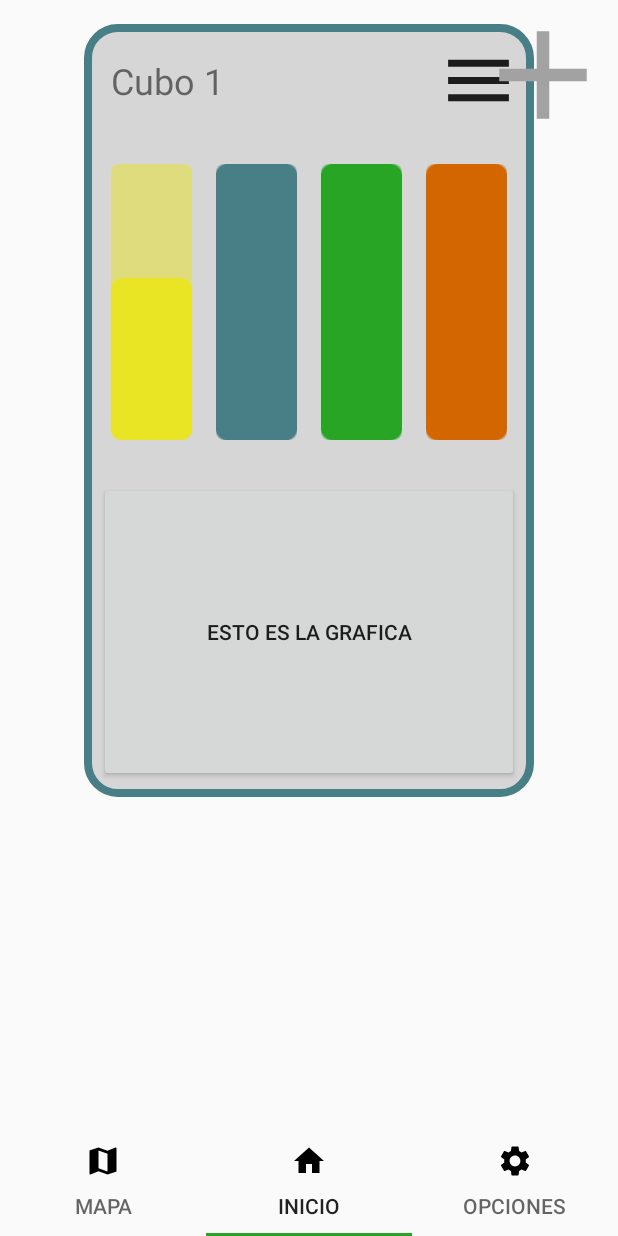
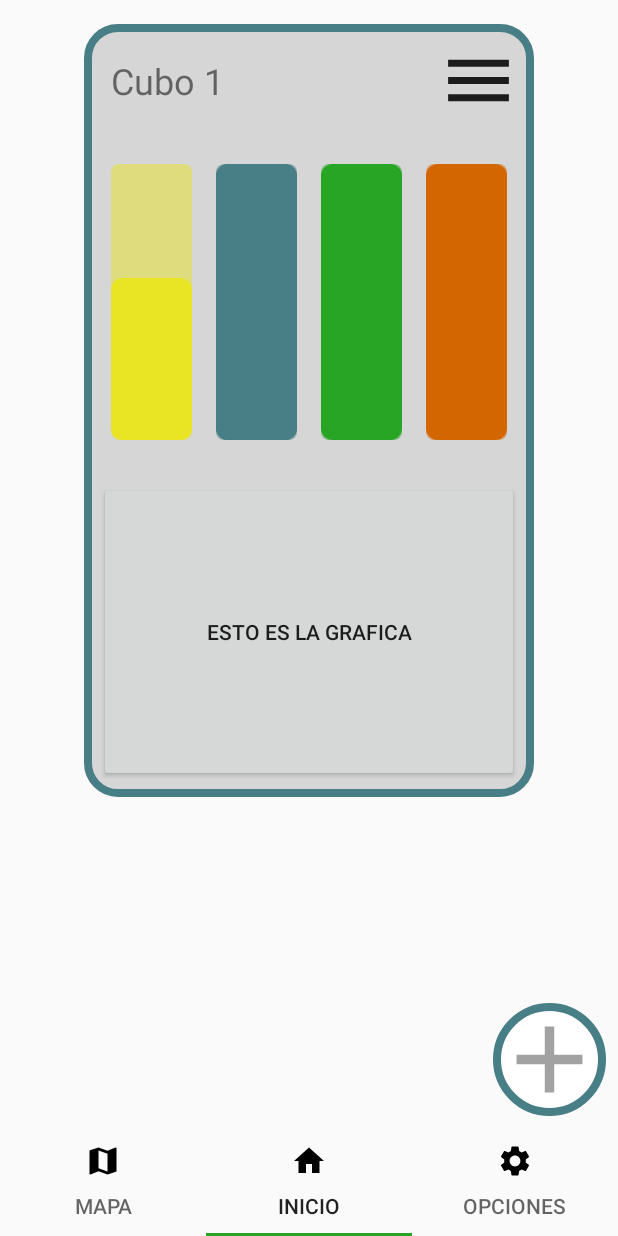
Before and after one commit to LuisLasbelin/e-contenedores, an Android app: the screen it shows after launch once a user with an empty profile is signed in (MainActivity), on a phone screen of 412 x 824 dp. Run offline under Robolectric (Android 15) with nearby library versions, the light colour scheme and no system bars; our stand-ins replace Firebase (no records; nobody signed in at launch, a user with empty details on screens opened directly); libraries missing offline, so code that uses them is left out: com.firebase.ui, com.google.zxing.integration; 1 statement that could not run was skipped.

Commit message:
Boton renovado

```diff
--- a/Android/app/src/main/res/drawable/circulo.xml
+++ b/Android/app/src/main/res/drawable/circulo.xml
@@ -4,7 +4,8 @@
         <shape xmlns:android="http://schemas.android.com/apk/res/android"
             android:shape="oval">
             <solid
-                android:color="#48b3ff"/>
+                android:color="#FFFFFF"/>
+            <stroke android:width="5dp" android:color="@color/colorPrimary"></stroke>
         </shape>
     </item>
 </selector>
--- a/Android/app/src/main/res/layout/tab2.xml
+++ b/Android/app/src/main/res/layout/tab2.xml
@@ -20,13 +20,23 @@
         app:layout_constraintTop_toTopOf="parent"
         app:layout_constraintVertical_bias="0.0" />
 
+    <androidx.constraintlayout.widget.ConstraintLayout
+        android:layout_width="wrap_content"
+        android:layout_height="wrap_content"
+        android:layout_marginEnd="8dp"
+        android:layout_marginBottom="8dp"
+        android:background="@drawable/circulo"
+        app:layout_constraintBottom_toBottomOf="parent"
+        app:layout_constraintEnd_toEndOf="parent">
+
         <Button
             android:id="@+id/nombreCubo"
-        android:layout_width="100dp"
-        android:layout_height="100dp"
+            android:layout_width="75dp"
+            android:layout_height="75dp"
             android:background="@drawable/ic_baseline_add_24"
             android:onClick="agregarCubo"
             app:layout_constraintEnd_toEndOf="parent"
             app:layout_constraintTop_toTopOf="parent" />
+    </androidx.constraintlayout.widget.ConstraintLayout>
 
 </androidx.constraintlayout.widget.ConstraintLayout>
```
Lines whose indentation alone changed are shown as unchanged.
